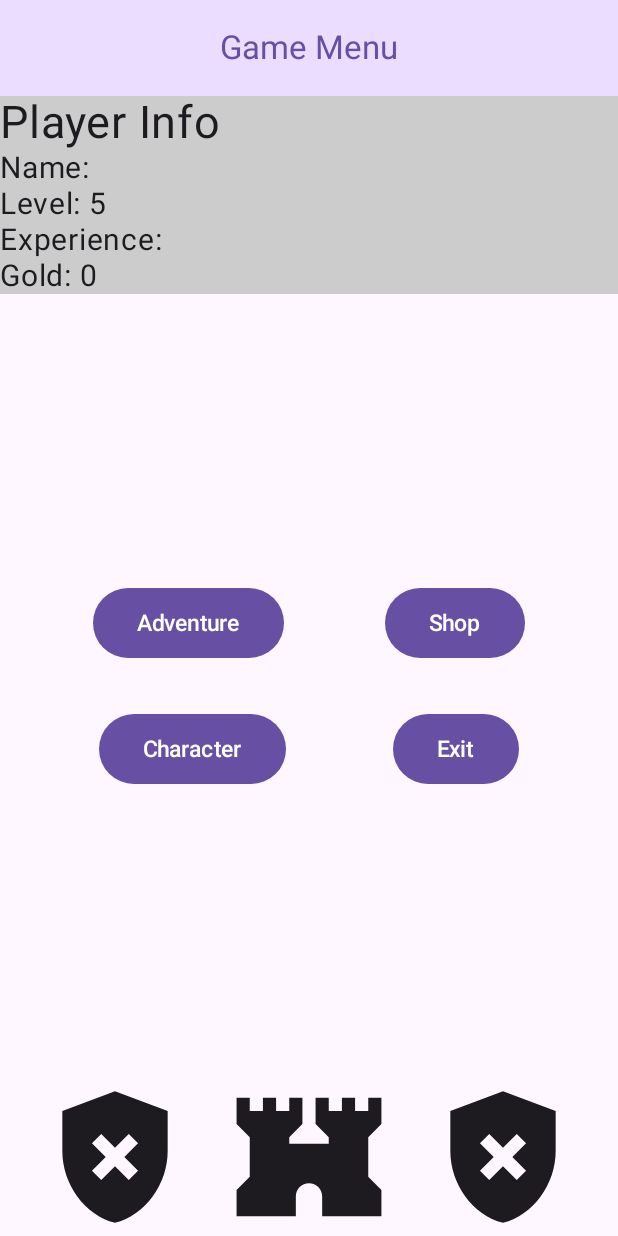
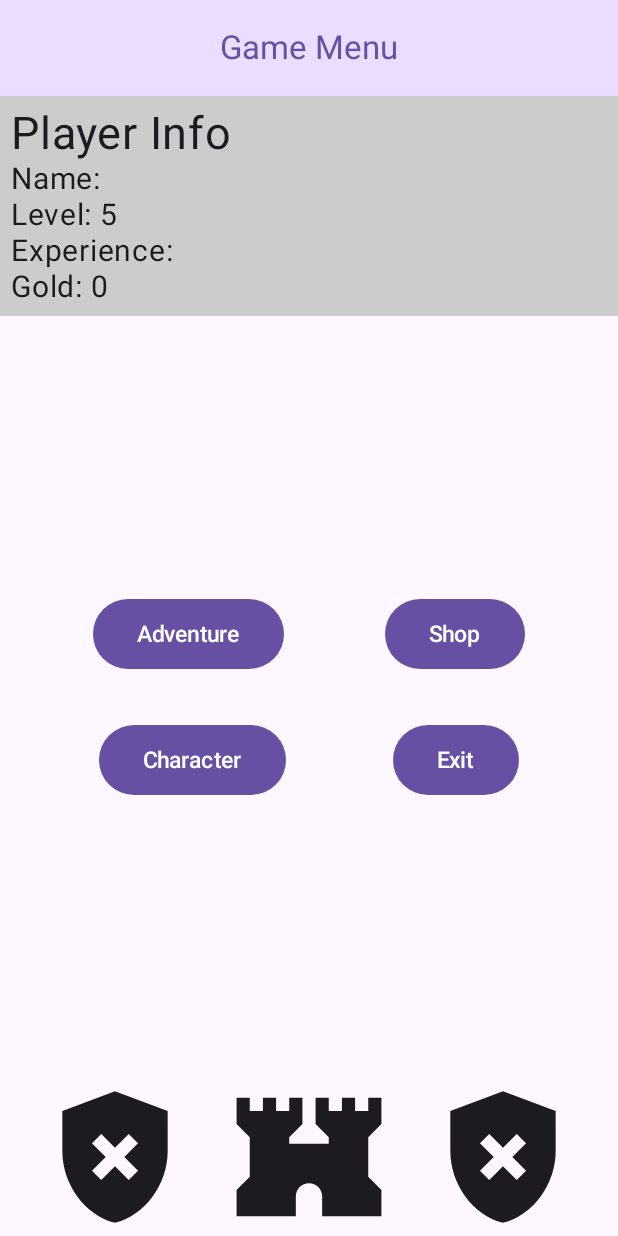
Before and after one commit to julesrouth/Gamify-ToDo, an Android app built with Jetpack Compose: the GameMainScreen screen opened through its navigation route, on a phone screen of 412 x 824 dp. Run offline under Robolectric (Android 15) with nearby library versions, the phone set to English and light mode, and no system bars; network calls fail.

Commit message:
added some padding to player info

```diff
--- a/frontend/TodoFromScratch/app/src/main/java/com/example/todofromscratch/ui/GameMainScreen.kt
+++ b/frontend/TodoFromScratch/app/src/main/java/com/example/todofromscratch/ui/GameMainScreen.kt
@@ -86,7 +86,10 @@ fun GameMainScreen(
 //                    color = MaterialTheme.colorScheme.tertiaryContainer
                     color = Color.LightGray,
                 ) {
-                    Column() {
+                    Column(
+                        modifier = Modifier
+                            .padding(7.dp)
+                    ) {
                         Text("Player Info",
                             fontSize=30.sp)
                         Text("Name: ",
```
